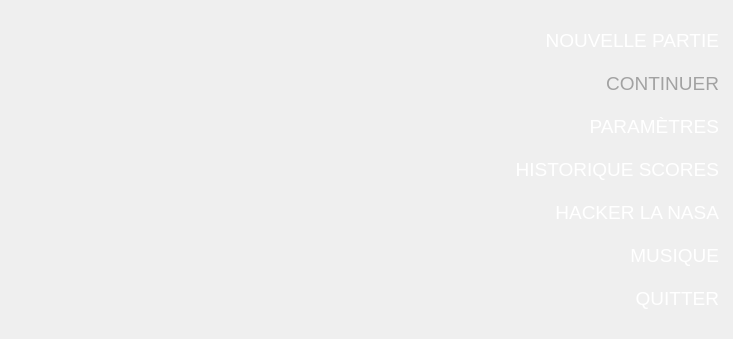
Old version of the form vue/application.ui in the repository mourad1081/LaRevancheDesIndustriels.
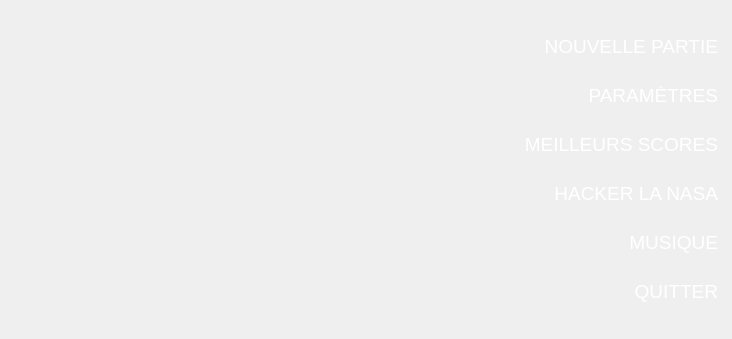
New version of the form. Icons and pictures are not drawn.

Commit message: Meilleurs scores ajoutés

```diff
--- a/vue/application.ui
+++ b/vue/application.ui
@@ -115,35 +115,6 @@
         </property>
        </widget>
       </item>
-      <item alignment="Qt::AlignRight">
-       <widget class="QPushButton" name="btnContinuer">
-        <property name="enabled">
-         <bool>false</bool>
-        </property>
-        <property name="minimumSize">
-         <size>
-          <width>200</width>
-          <height>0</height>
-         </size>
-        </property>
-        <property name="font">
-         <font>
-          <pointsize>14</pointsize>
-          <stylestrategy>PreferAntialias</stylestrategy>
-         </font>
-        </property>
-        <property name="cursor">
-         <cursorShape>ArrowCursor</cursorShape>
-        </property>
-        <property name="styleSheet">
-         <string notr="true">color: rgb(162, 162, 162);
-text-align:right</string>
-        </property>
-        <property name="text">
-         <string>CONTINUER</string>
-        </property>
-       </widget>
-      </item>
       <item alignment="Qt::AlignRight">
        <widget class="QPushButton" name="btnOptions">
         <property name="minimumSize">
@@ -186,7 +157,7 @@
          <string notr="true">text-align:right;</string>
         </property>
         <property name="text">
-         <string>HISTORIQUE SCORES</string>
+         <string>MEILLEURS SCORES</string>
         </property>
        </widget>
       </item>
```
The commit also changes 17 other files.
